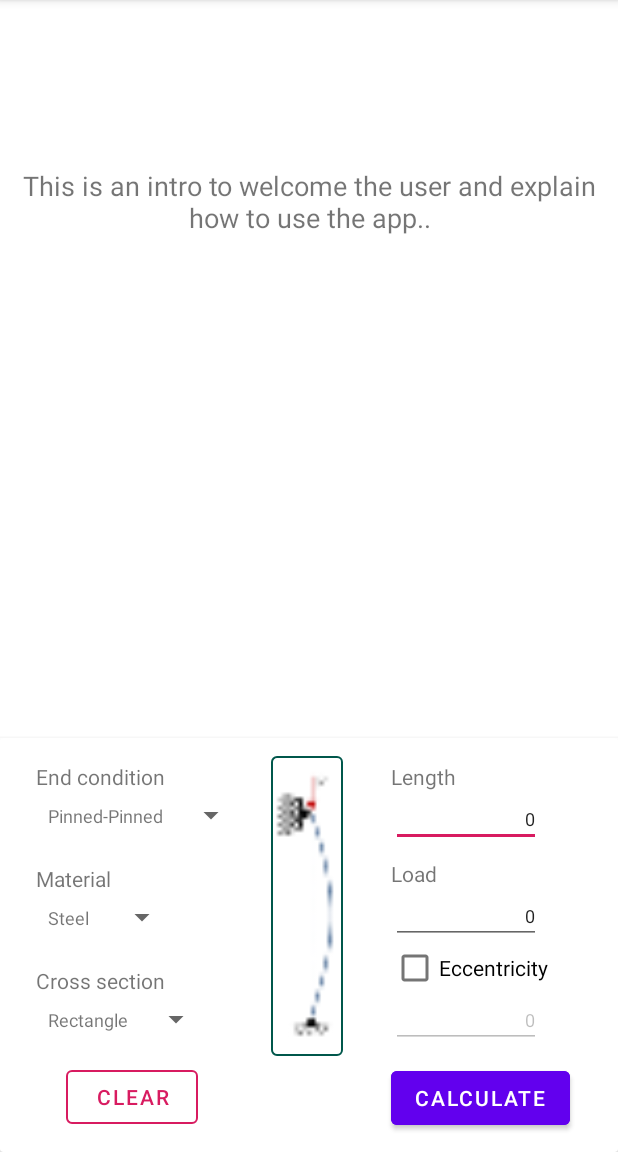
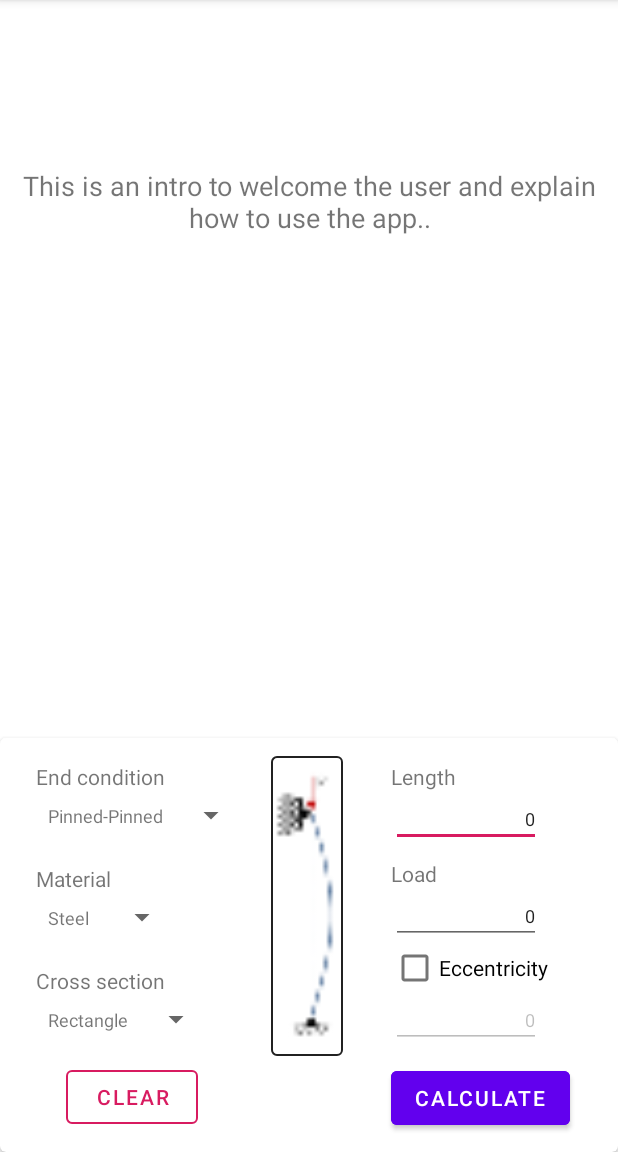
Before and after one commit to lucasmari/buckling-app, an Android app: the screen it shows after launch (MainActivity), on a phone screen of 412 x 824 dp, the part 84-1236 px from its top. Run offline under Robolectric (Android 15) with nearby library versions, the phone set to English and light mode, and no system bars.

Commit message:
Change dark style of cardview

```diff
--- a/BucklingCalculator/app/src/main/res/layout/activity_main.xml
+++ b/BucklingCalculator/app/src/main/res/layout/activity_main.xml
@@ -21,7 +21,7 @@
         app:layout_constraintTop_toTopOf="parent"
         app:layout_constraintVertical_bias="0.25" />
 
-    <androidx.cardview.widget.CardView
+    <com.google.android.material.card.MaterialCardView
         android:id="@+id/cardView"
         android:layout_width="match_parent"
         android:layout_height="wrap_content"
@@ -222,7 +222,7 @@
                 app:layout_constraintTop_toBottomOf="@id/editText1" />
 
         </androidx.constraintlayout.widget.ConstraintLayout>
-    </androidx.cardview.widget.CardView>
+    </com.google.android.material.card.MaterialCardView>
 
     <androidx.recyclerview.widget.RecyclerView
         android:id="@+id/resultsView"
--- a/BucklingCalculator/app/src/main/res/layout/activity_main_2.xml
+++ b/BucklingCalculator/app/src/main/res/layout/activity_main_2.xml
@@ -19,7 +19,7 @@
         app:layout_constraintEnd_toEndOf="parent"
         app:layout_constraintStart_toStartOf="parent" />
 
-    <androidx.cardview.widget.CardView
+    <com.google.android.material.card.MaterialCardView
         android:id="@+id/cardView"
         android:layout_width="match_parent"
         android:layout_height="wrap_content"
@@ -221,7 +221,7 @@
                 app:layout_constraintTop_toBottomOf="@id/editText1" />
 
         </androidx.constraintlayout.widget.ConstraintLayout>
-    </androidx.cardview.widget.CardView>
+    </com.google.android.material.card.MaterialCardView>
 
     <androidx.recyclerview.widget.RecyclerView
         android:id="@+id/resultsView"
--- a/BucklingCalculator/app/src/main/res/values/colors.xml
+++ b/BucklingCalculator/app/src/main/res/values/colors.xml
@@ -1,6 +1,6 @@
 <?xml version="1.0" encoding="utf-8"?>
 <resources>
     <color name="colorPrimary">#008577</color>
-    <color name="colorPrimaryDark">#00574B</color>
+    <color name="colorPrimaryDark">#212121</color>
     <color name="colorAccent">#D81B60</color>
 </resources>
--- a/BucklingCalculator/app/src/main/res/values/styles.xml
+++ b/BucklingCalculator/app/src/main/res/values/styles.xml
@@ -19,7 +19,9 @@
 
         <!-- Action bar -->
         <item name="actionBarTheme">@style/Theme.AppCompat</item>
-<!--        <item name="materialCardViewStyle">@style/Theme.MaterialComponents</item>-->
     </style>
 
+    <style name="CustomCardView" parent="Widget.MaterialComponents.CardView">
+        <item name="cardBackgroundColor">?attr/colorSurface</item>
+    </style>
 </resources>
```
Also changed, not shown: BucklingCalculator/app/src/main/res/drawable/ic_keyboard_arrow_right_24dp.xml (added, +12 -0 lines), BucklingCalculator/app/src/main/res/layout/card_view_chart.xml (+12 -11 lines), BucklingCalculator/app/src/main/res/layout/card_view_results.xml (+5 -3 lines).
